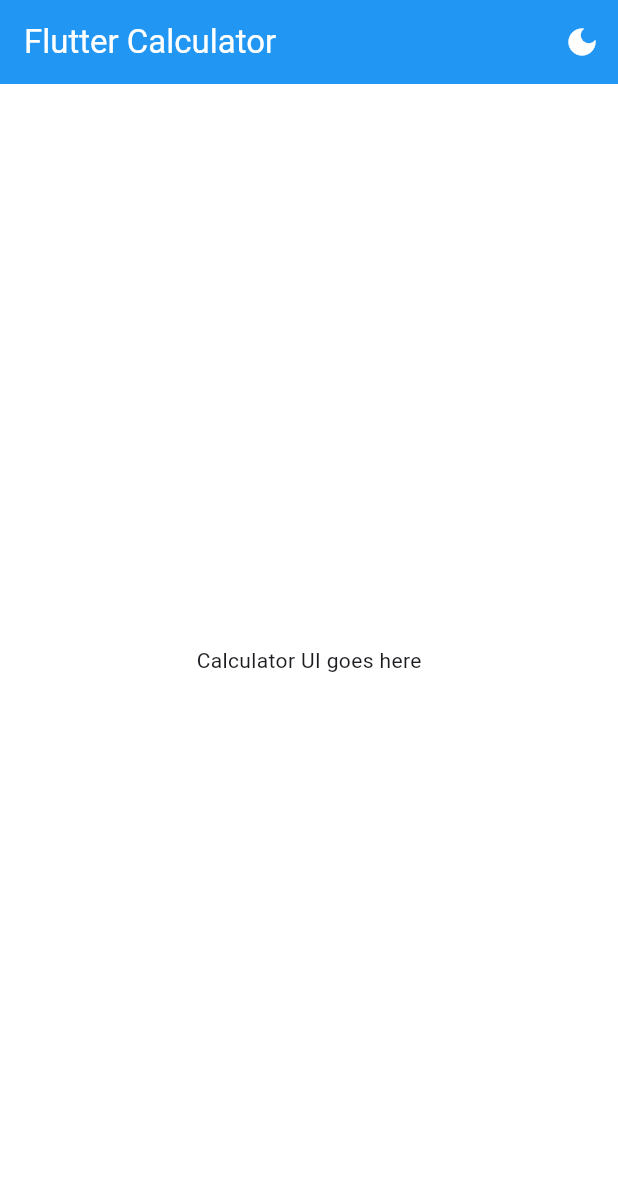
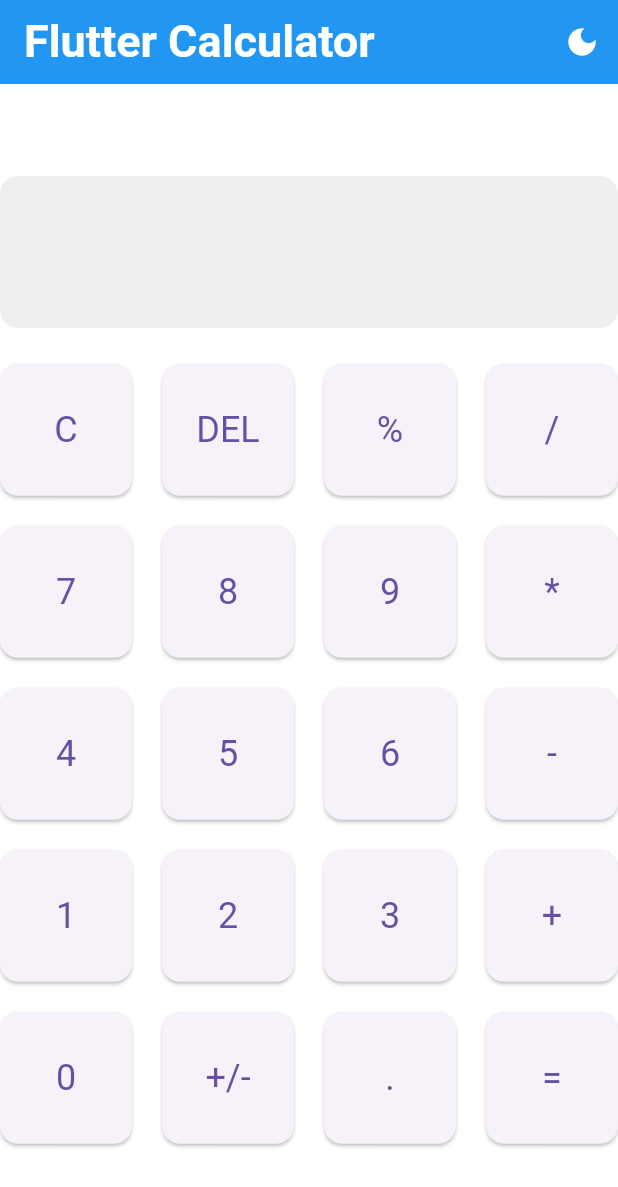
Before and after one commit to hien-dao/MobAppDev_HW01, a Flutter app: the screen it shows after launch, on a phone screen of 412 x 824 dp. Shown: the top 1187 px of the screen. Run offline on Flutter 3.47's test engine with Material 3 defaults, Android fonts, the phone set to English and light mode, and no system bars; our stand-ins replace math_expressions.

Commit message:
Update calculator screen to show output and button grid

```diff
--- a/lib/screens/calculator_screen.dart
+++ b/lib/screens/calculator_screen.dart
@@ -1,4 +1,6 @@
 import 'package:flutter/material.dart';
+import '../widgets/calculator_button.dart';
+import '../logic/calculator_logic.dart';
 
 class CalculatorScreen extends StatefulWidget {
   final VoidCallback onToggleTheme;
@@ -9,11 +11,24 @@
 }
 
 class _CalculatorScreenState extends State<CalculatorScreen> {
+  final CalculatorLogic _logic = CalculatorLogic();
+  String get _display => _logic.output.isEmpty ? _logic.input : _logic.output;
+  final List<String> _buttons = [
+    'C', 'DEL', '%', '/',
+    '7', '8', '9', '*',
+    '4', '5', '6', '-',
+    '1', '2', '3', '+',
+    '0', '+/-', '.', '='
+  ];
+
   @override
   Widget build(BuildContext context) {
     return Scaffold(
       appBar: AppBar(
-        title: const Text('Flutter Calculator'),
+        title: const Text(
+          'Flutter Calculator',
+          style: TextStyle(fontSize: 30, fontWeight: FontWeight.bold),
+          ),
         actions: [
           IconButton(
             icon: Icon(
@@ -25,9 +40,58 @@
           ),
         ],
       ),
-      body: const Center(
-        child: Text('Calculator UI goes here'),
-      ),
+      body: Column(
+          mainAxisAlignment: MainAxisAlignment.center,
+          children: [
+            Container(
+              padding: const EdgeInsets.all(16.0),
+              alignment: Alignment.center,
+              decoration: BoxDecoration(
+                color: Theme.of(context).brightness == Brightness.dark
+                    ? Colors.grey[800]
+                    : Colors.grey[200],
+                borderRadius: BorderRadius.circular(12.0),
+              ),
+              child: Text(
+                _display,
+                style: const TextStyle(fontSize: 48, fontWeight: FontWeight.bold),
+              ),
+            ),
+            const SizedBox(height: 24),
+
+            GridView.builder(
+              physics: const NeverScrollableScrollPhysics(),
+              shrinkWrap: true,
+              itemCount: _buttons.length,
+              gridDelegate: const SliverGridDelegateWithFixedCrossAxisCount(
+                crossAxisCount: 4,
+                childAspectRatio: 1.0,
+                crossAxisSpacing: 20.0,
+                mainAxisSpacing: 20.0,
+              ),
+              itemBuilder: (context, index) {
+                final text = _buttons[index];
+                VoidCallback onPressed;
+                switch (text) {
+                  case 'C':
+                    onPressed = _logic.clear;
+                    break;
+                  case 'DEL':
+                    onPressed = _logic.delete;
+                    break;
+                  case '=':
+                    onPressed = _logic.calculate;
+                    break;
+                  default:
+                    onPressed = () => _logic.addInput(text);
+                }
+                return CalculatorButton(text: text, onPressed: onPressed);
+              },
+            ),
+
+          ],
+        ),
+
     );
   }
 }
```
